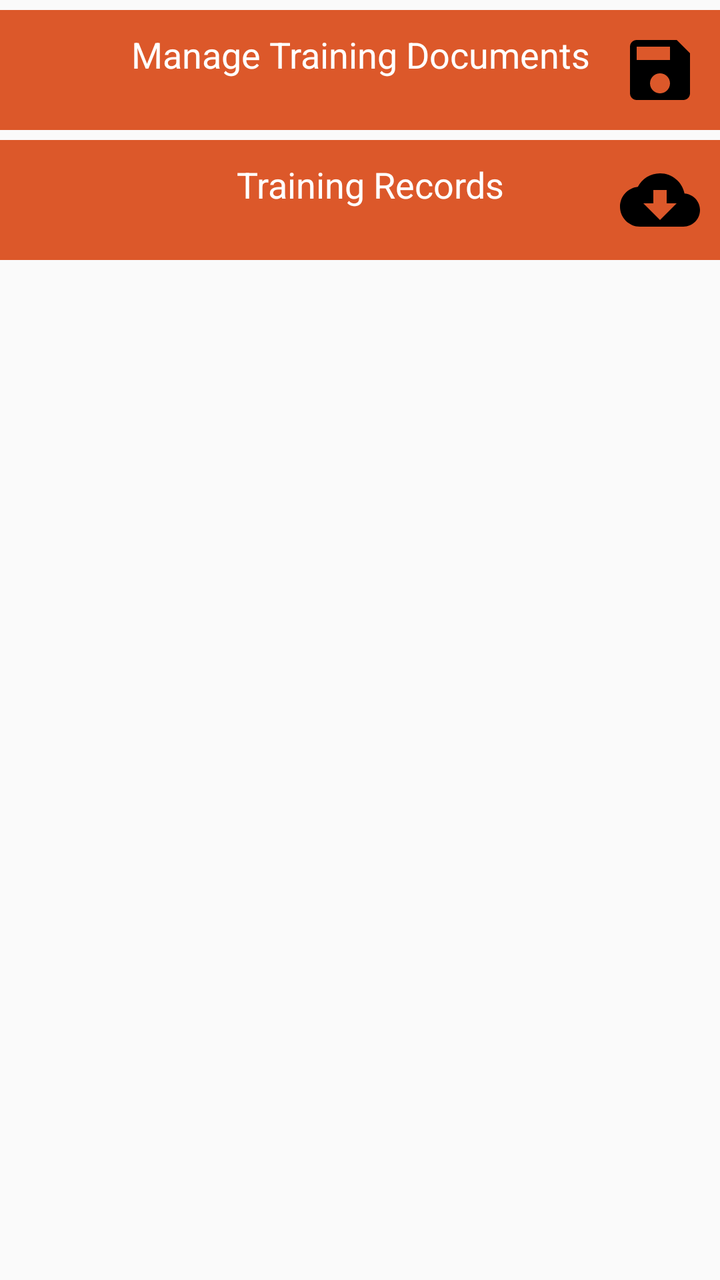
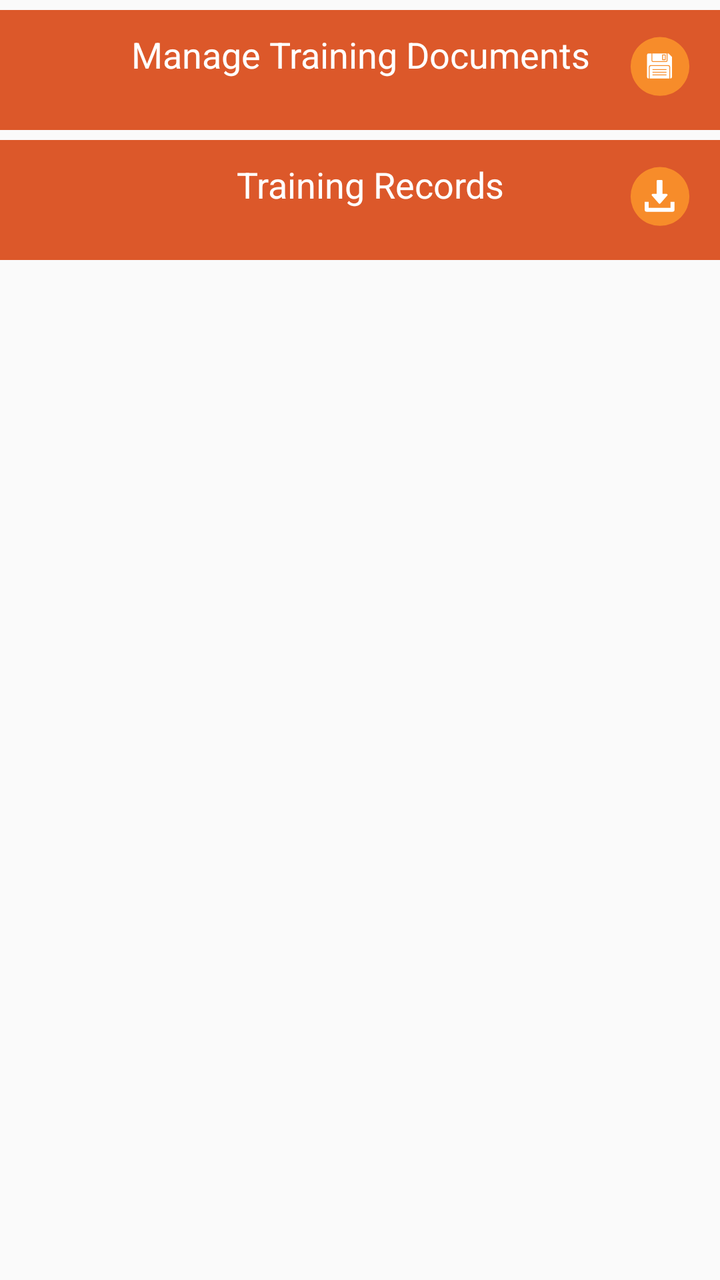

Compare the two renders of this Android layout. The source of the first and the diff that turns it into the second are given below.
<!-- AndroidManifest.xml: application theme AppCompactTheme -->
<!-- res/layout/activity_records.xml -->
<?xml version="1.0" encoding="utf-8"?>
<LinearLayout xmlns:android="http://schemas.android.com/apk/res/android"
    xmlns:app="http://schemas.android.com/apk/res-auto"
    xmlns:tools="http://schemas.android.com/tools"
    android:layout_width="match_parent"
    android:layout_height="match_parent"
    android:orientation="vertical"
    tools:context=".Records"

    >
    <RelativeLayout
        android:id="@+id/manage_training_btn"
        android:layout_width="wrap_content"
        android:layout_height="wrap_content"
        android:background="@color/ofis_action_button_background"
        android:layout_marginBottom="5dp"
        android:gravity="center"
        android:layout_marginTop="5dp"
        >

        <TextView
            android:layout_width="match_parent"
            android:layout_height="wrap_content"
            android:layout_marginStart="@dimen/margin_10"
            android:layout_marginLeft="20dp"
            android:layout_marginTop="@dimen/margin_10"
            android:layout_marginEnd="@dimen/margin_10"
            android:layout_marginBottom="@dimen/margin_10"
            android:text="@string/manage_training_documents"
            android:textAlignment="center"
            android:textColor="@color/white"
            android:textSize="18sp" />

        <ImageView
            android:layout_width="40dp"
            android:layout_height="40dp"
            android:layout_alignParentRight="true"
            android:layout_margin="@dimen/margin_10"
            android:layout_marginStart="@dimen/margin_10"
            android:layout_marginTop="@dimen/margin_10"
            android:layout_marginEnd="@dimen/margin_10"
            android:layout_marginBottom="@dimen/margin_10"
            android:adjustViewBounds="true"
            android:maxHeight="60dp"
            android:scaleType="fitCenter"
            android:src="@drawable/save"
            app:tint="@color/white" />
    </RelativeLayout>
    <RelativeLayout
        android:id="@+id/training_records_btn"
        android:layout_width="wrap_content"
        android:layout_height="wrap_content"
        android:background="@color/ofis_action_button_background"
        android:layout_marginBottom="10dp"
        android:gravity="center"
        android:paddingLeft="10dp"
       >

        <TextView
            android:layout_width="match_parent"
            android:layout_height="wrap_content"
            android:layout_marginStart="@dimen/margin_10"
            android:layout_marginLeft="10dp"
            android:layout_marginTop="@dimen/margin_10"
            android:layout_marginEnd="@dimen/margin_10"
            android:layout_marginBottom="@dimen/margin_10"
            android:text="@string/training_records"
            android:textAlignment="center"
            android:textColor="@color/white"
            android:textSize="18sp" />
        <ImageView
            android:layout_width="40dp"
            android:layout_height="40dp"
            android:layout_margin="@dimen/margin_10"
            android:layout_marginStart="@dimen/margin_10"
            android:layout_marginTop="@dimen/margin_10"
            android:layout_marginEnd="@dimen/margin_10"
            android:layout_marginBottom="@dimen/margin_10"
            android:adjustViewBounds="true"
            android:maxHeight="60dp"
            android:src="@drawable/download"
            android:layout_alignParentRight="true"
            app:tint="@color/white"
            />
    </RelativeLayout>

</LinearLayout>
<!-- resources referenced by this layout -->
<resources>
  <color name="ofis_action_button_background">#dc582a</color>
  <color name="white">#FFFFFF</color>
  <dimen name="margin_10">10dp</dimen>
  <!-- drawable download (drawable) -->
  <vector android:height="24dp" android:tint="#000000"
      android:viewportHeight="24" android:viewportWidth="24"
      android:width="24dp" xmlns:android="http://schemas.android.com/apk/res/android">
      <path android:fillColor="@android:color/white" android:pathData="M19.35,10.04C18.67,6.59 15.64,4 12,4 9.11,4 6.6,5.64 5.35,8.04 2.34,8.36 0,10.91 0,14c0,3.31 2.69,6 6,6h13c2.76,0 5,-2.24 5,-5 0,-2.64 -2.05,-4.78 -4.65,-4.96zM17,13l-5,5 -5,-5h3V9h4v4h3z"/>
  </vector>
  <!-- drawable save (drawable) -->
  <vector android:height="24dp" android:tint="#000000"
      android:viewportHeight="24" android:viewportWidth="24"
      android:width="24dp" xmlns:android="http://schemas.android.com/apk/res/android">
      <path android:fillColor="@android:color/white" android:pathData="M17,3L5,3c-1.11,0 -2,0.9 -2,2v14c0,1.1 0.89,2 2,2h14c1.1,0 2,-0.9 2,-2L21,7l-4,-4zM12,19c-1.66,0 -3,-1.34 -3,-3s1.34,-3 3,-3 3,1.34 3,3 -1.34,3 -3,3zM15,9L5,9L5,5h10v4z"/>
  </vector>
  <string name="manage_training_documents">Manage Training Documents</string>
  <string name="training_records">Training Records</string>
  <style name="SpinnerItem" parent="Widget.AppCompat.TextView.SpinnerItem">
          <item name="android:textColor">@color/ofis_base_font_white</item>
          <item name="android:textSize">@dimen/ofis_spinner_text</item>
      </style>
  <style name="AppTheme.ActionBarStyle" parent="Theme.AppCompat.Light">
          <item name="titleTextStyle">@style/AppTheme.ActionBar.TitleTextStyle</item>
      </style>
  <color name="ofis_base_font_white">#ffffff</color>
  <dimen name="ofis_spinner_text">14sp</dimen>
  <color name="ofis_text_field">#DE000000</color>
  <color name="ofis_spinner_item_background">@color/ofis_actionbar_background</color>
  <dimen name="ofis_spinner_itemseparator">1dp</dimen>
  <color name="ofis_spinner_divider">#ff333333</color>
  <style name="AppTheme.ActionBar.TitleTextStyle" parent="android:TextAppearance">
          <item name="android:textSize">@dimen/ofis_large_text</item>
          <item name="android:textStyle">bold</item>
      </style>
  <color name="ofis_actionbar_background">#dddddd</color>
  <dimen name="ofis_large_text">17sp</dimen>
  <!-- unchanged entries left out for length: 3 -->
</resources>

<!-- the commit's change to res/layout/activity_records.xml (unified diff, before → after) -->
@@ -5,7 +5,7 @@
     android:layout_width="match_parent"
     android:layout_height="match_parent"
     android:orientation="vertical"
-    tools:context=".Records"
+    tools:context=".ManageTrainingRecords.Records"
 
     >
     <RelativeLayout
@@ -35,7 +35,6 @@
             android:layout_width="40dp"
             android:layout_height="40dp"
             android:layout_alignParentRight="true"
-            android:layout_margin="@dimen/margin_10"
             android:layout_marginStart="@dimen/margin_10"
             android:layout_marginTop="@dimen/margin_10"
             android:layout_marginEnd="@dimen/margin_10"
@@ -43,8 +42,7 @@
             android:adjustViewBounds="true"
             android:maxHeight="60dp"
             android:scaleType="fitCenter"
-            android:src="@drawable/save"
-            app:tint="@color/white" />
+            android:src="@drawable/icon_save"/>
     </RelativeLayout>
     <RelativeLayout
         android:id="@+id/training_records_btn"
@@ -68,19 +66,18 @@
             android:textAlignment="center"
             android:textColor="@color/white"
             android:textSize="18sp" />
+
         <ImageView
             android:layout_width="40dp"
             android:layout_height="40dp"
-            android:layout_margin="@dimen/margin_10"
+            android:layout_alignParentRight="true"
             android:layout_marginStart="@dimen/margin_10"
             android:layout_marginTop="@dimen/margin_10"
             android:layout_marginEnd="@dimen/margin_10"
             android:layout_marginBottom="@dimen/margin_10"
             android:adjustViewBounds="true"
             android:maxHeight="60dp"
-            android:src="@drawable/download"
-            android:layout_alignParentRight="true"
-            app:tint="@color/white"
+            android:src="@drawable/icon_download"
             />
     </RelativeLayout>
 
<!-- resource entries referenced after the edit -->
@@ -3,17 +3,43 @@
   <color name="ofis_action_button_background">#dc582a</color>
   <color name="white">#FFFFFF</color>
   <dimen name="margin_10">10dp</dimen>
-  <!-- drawable download (drawable) -->
-  <vector android:height="24dp" android:tint="#000000"
-      android:viewportHeight="24" android:viewportWidth="24"
-      android:width="24dp" xmlns:android="http://schemas.android.com/apk/res/android">
-      <path android:fillColor="@android:color/white" android:pathData="M19.35,10.04C18.67,6.59 15.64,4 12,4 9.11,4 6.6,5.64 5.35,8.04 2.34,8.36 0,10.91 0,14c0,3.31 2.69,6 6,6h13c2.76,0 5,-2.24 5,-5 0,-2.64 -2.05,-4.78 -4.65,-4.96zM17,13l-5,5 -5,-5h3V9h4v4h3z"/>
+  <!-- drawable icon_download (drawable) -->
+  <vector xmlns:android="http://schemas.android.com/apk/res/android"
+      android:width="68dp"
+      android:height="68dp"
+      android:viewportWidth="68"
+      android:viewportHeight="68">
+    <path
+        android:pathData="M34,31m-25,0a25,25 0,1 1,50 0a25,25 0,1 1,-50 0"
+        android:fillColor="#f78c2a"/>
+    <path
+        android:pathData="M40.331,29.307a0.842,0.842 0,0 0,-0.768 -0.494L36.188,28.813L36.188,17.844A0.844,0.844 0,0 0,35.344 17h-3.375a0.844,0.844 0,0 0,-0.844 0.844L31.125,28.813h-3.375a0.843,0.843 0,0 0,-0.635 1.4l5.906,6.75a0.842,0.842 0,0 0,1.269 0l5.906,-6.75A0.841,0.841 0,0 0,40.331 29.307Z"
+        android:fillColor="#fff"/>
+    <path
+        android:pathData="M42.938,35.563v5.063L24.375,40.626L24.375,35.563L21,35.563v6.75a1.687,1.687 0,0 0,1.688 1.688L44.626,44.001a1.686,1.686 0,0 0,1.688 -1.688L46.314,35.563Z"
+        android:fillColor="#fff"/>
   </vector>
-  <!-- drawable save (drawable) -->
-  <vector android:height="24dp" android:tint="#000000"
-      android:viewportHeight="24" android:viewportWidth="24"
-      android:width="24dp" xmlns:android="http://schemas.android.com/apk/res/android">
-      <path android:fillColor="@android:color/white" android:pathData="M17,3L5,3c-1.11,0 -2,0.9 -2,2v14c0,1.1 0.89,2 2,2h14c1.1,0 2,-0.9 2,-2L21,7l-4,-4zM12,19c-1.66,0 -3,-1.34 -3,-3s1.34,-3 3,-3 3,1.34 3,3 -1.34,3 -3,3zM15,9L5,9L5,5h10v4z"/>
+  <!-- drawable icon_save (drawable) -->
+  <vector xmlns:android="http://schemas.android.com/apk/res/android"
+      android:width="68dp"
+      android:height="68dp"
+      android:viewportWidth="68"
+      android:viewportHeight="68">
+    <path
+        android:pathData="M34,31m-25,0a25,25 0,1 1,50 0a25,25 0,1 1,-50 0"
+        android:fillColor="#f78c2a"/>
+    <path
+        android:pathData="M36.609,21.512h1.512v3.4L36.609,24.912Z"
+        android:fillColor="#fff"/>
+    <path
+        android:pathData="M44.169,22.8 L41.367,20h-0.978v6.048a1.134,1.134 0,0 1,-1.134 1.134L27.914,27.182A1.134,1.134 0,0 1,26.78 26.048L26.78,20L24.134,20A1.134,1.134 0,0 0,23 21.134v18.9a1.134,1.134 0,0 0,1.134 1.134h0.378L24.512,31.719a1.892,1.892 0,0 1,1.89 -1.89L40.767,29.829a1.892,1.892 0,0 1,1.89 1.89v9.451h0.378a1.134,1.134 0,0 0,1.134 -1.134Z"
+        android:fillColor="#fff"/>
+    <path
+        android:pathData="M40.768,30.585L26.402,30.585A1.134,1.134 0,0 0,25.268 31.719v9.451L41.901,41.17L41.901,31.719A1.134,1.134 0,0 0,40.768 30.585ZM39.256,38.524L27.914,38.524a0.378,0.378 0,1 1,0 -0.756L39.255,37.768a0.378,0.378 0,1 1,0 0.756ZM39.256,36.256L27.914,36.256a0.378,0.378 0,1 1,0 -0.756L39.255,35.5a0.378,0.378 0,1 1,0 0.756ZM39.256,33.988L27.914,33.988a0.378,0.378 0,0 1,0 -0.756L39.255,33.232a0.378,0.378 0,1 1,0 0.756Z"
+        android:fillColor="#fff"/>
+    <path
+        android:pathData="M39.255,26.426a0.378,0.378 0,0 0,0.378 -0.378L39.633,20L27.536,20v6.048a0.378,0.378 0,0 0,0.378 0.378ZM35.855,21.134a0.378,0.378 0,0 1,0.378 -0.378h2.268a0.378,0.378 0,0 1,0.378 0.378L38.879,25.292a0.378,0.378 0,0 1,-0.378 0.378L36.231,25.67a0.378,0.378 0,0 1,-0.378 -0.378Z"
+        android:fillColor="#fff"/>
   </vector>
   <string name="manage_training_documents">Manage Training Documents</string>
   <string name="training_records">Training Records</string>
